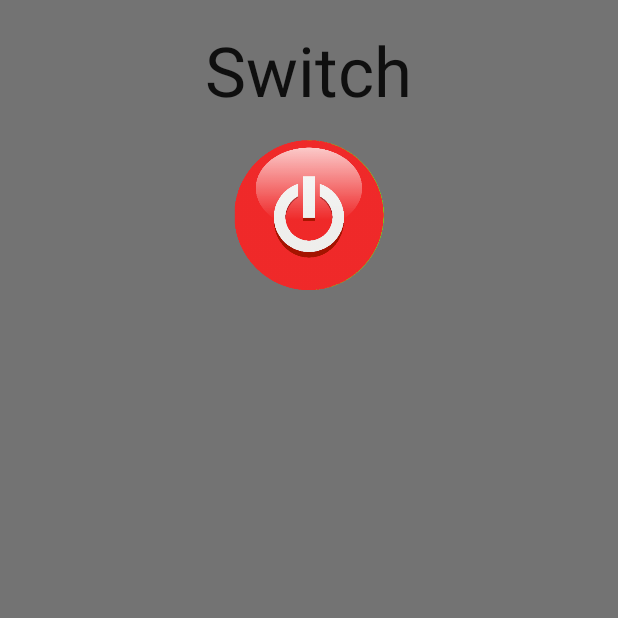
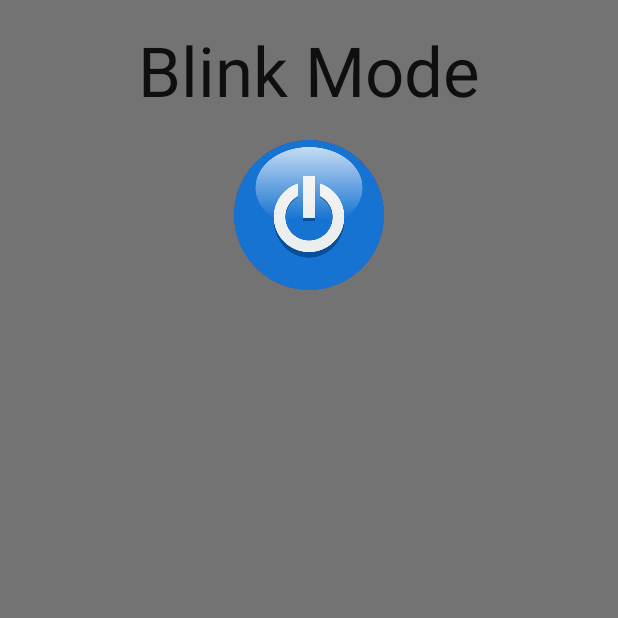
Before and after one commit to dmytroKarataiev/MorseFlashlight, an Android app: the screen it shows after launch (MainActivity), after a tap on "Toggle", on a phone screen of 412 x 824 dp, the top half of it. Run offline under Robolectric (Android 15) with nearby library versions, the phone set to English and light mode, and no system bars.

Commit message:
add: blink mode, text status, image update

```diff
--- a/app/src/main/java/com/adkdevelopment/simpleflashlightadfree/MainActivity.java
+++ b/app/src/main/java/com/adkdevelopment/simpleflashlightadfree/MainActivity.java
@@ -5,6 +5,7 @@ import android.os.Bundle;
 import android.support.v7.app.AppCompatActivity;
 import android.view.View;
 import android.widget.ImageView;
+import android.widget.TextView;
 
 public class MainActivity extends AppCompatActivity {
 
@@ -30,27 +31,22 @@ public class MainActivity extends AppCompatActivity {
         }
 
         final ImageView button = (ImageView) findViewById(R.id.button_image);
+        final TextView statusText = (TextView) findViewById(R.id.flashlight_mode);
 
         // check status and use correct image
-        if (status == 0) {
-            button.setImageResource(R.drawable.switch_on);
-        } else {
-            button.setImageResource(R.drawable.switch_off);
-        }
+        setSwitchColor(statusText, button, status);
 
         button.setOnClickListener(new View.OnClickListener() {
             @Override
             public void onClick(View v) {
                 // Start service on click
+                status = (status + 1) % 3;
+
                 Intent intent = new Intent(getApplication(), FlashlightService.class);
 
-                if (status == 0) {
-                    status = 1;
-                    button.setImageResource(R.drawable.switch_off);
-                } else {
-                    status = 0;
-                    button.setImageResource(R.drawable.switch_on);
-                }
+                // Set button drawable
+                setSwitchColor(statusText, button, status);
+
                 intent.putExtra("status", status);
                 getApplication().startService(intent);
             }
@@ -73,4 +69,26 @@ public class MainActivity extends AppCompatActivity {
         // Save status on rotate, possibly will remove rotation in the future
         outState.putInt("status", status);
     }
+
+    /**
+     * Method to set flashlight button drawable
+     * @param button to switch flashlight
+     * @param status flashlight mode
+     */
+    private void setSwitchColor(TextView mode, ImageView button, int status) {
+        switch (status) {
+            case 0:
+                button.setImageResource(R.drawable.switch_on);
+                mode.setText(R.string.flashlight_status_on);
+                break;
+            case 1:
+                button.setImageResource(R.drawable.switch_blink);
+                mode.setText(R.string.flashlight_status_blink);
+                break;
+            case 2:
+                button.setImageResource(R.drawable.switch_off);
+                mode.setText(R.string.flashlight_status_off);
+                break;
+        }
+    }
 }
--- a/app/src/main/res/layout/activity_main.xml
+++ b/app/src/main/res/layout/activity_main.xml
@@ -13,12 +13,13 @@
     tools:context="com.adkdevelopment.simpleflashlightadfree.MainActivity">
 
     <TextView
+        android:id="@+id/flashlight_mode"
         android:textAppearance="?android:textAppearanceLarge"
         android:textSize="@dimen/button_text"
         android:layout_width="wrap_content"
         android:layout_height="wrap_content"
         android:paddingBottom="@dimen/activity_vertical_margin"
-        android:text="@string/flashlight_status" />
+        android:text="@string/flashlight_status_on" />
 
     <FrameLayout
         android:layout_width="100dp"
--- a/app/src/main/res/values/strings.xml
+++ b/app/src/main/res/values/strings.xml
@@ -1,5 +1,8 @@
 <resources>
     <string name="app_name">Simple Flashlight</string>
     <string name="flashlight_switch">Toggle</string>
-    <string name="flashlight_status">Switch</string>
+    <string name="flashlight_status_on">Turn on</string>
+    <string name="flashlight_status_off">Turn off</string>
+    <string name="flashlight_status_blink">Blink Mode</string>
+
 </resources>
```
Also changed, not shown: app/src/main/java/com/adkdevelopment/simpleflashlightadfree/FlashlightService.java (+37 -5 lines), app/src/main/res/drawable/switch_blink.png (added), app/src/main/res/drawable/switch_off.png, app/src/main/res/drawable/switch_on.png, 1 other file.
